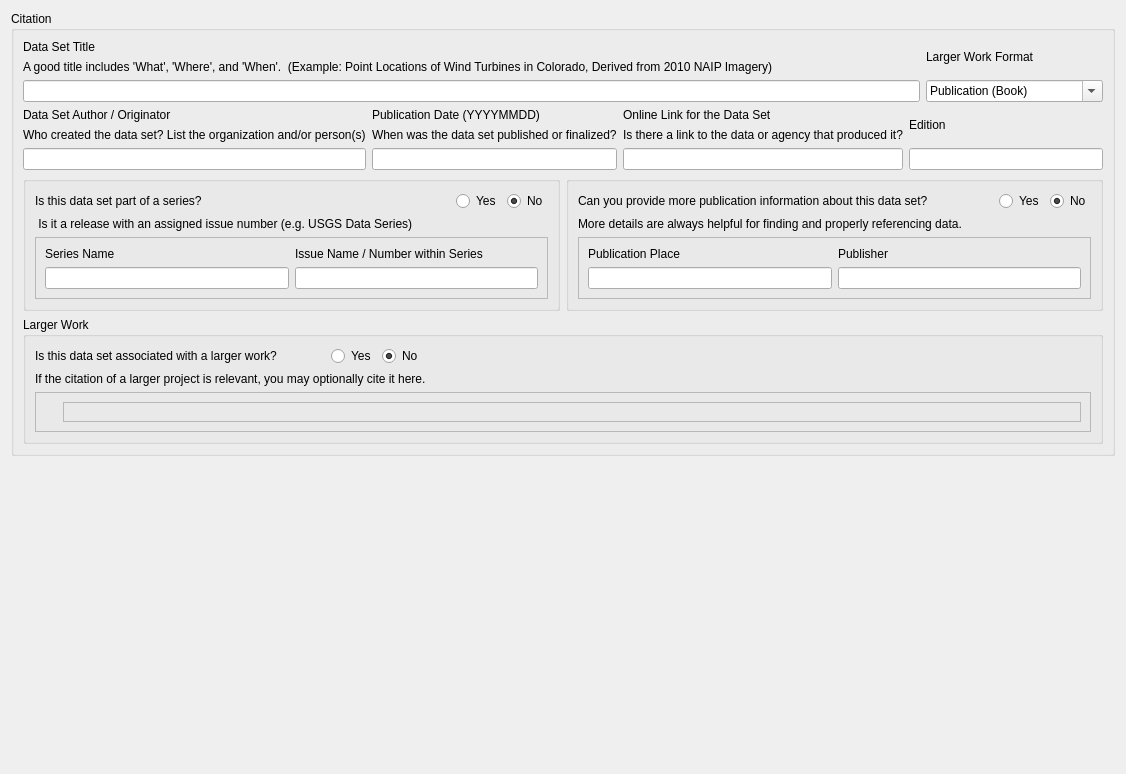
Before: the Qt Designer form pymdwizard/gui/ui_files/Citation.ui in DOI-USGS/fort-pymdwizard, drawn with Qt 5.
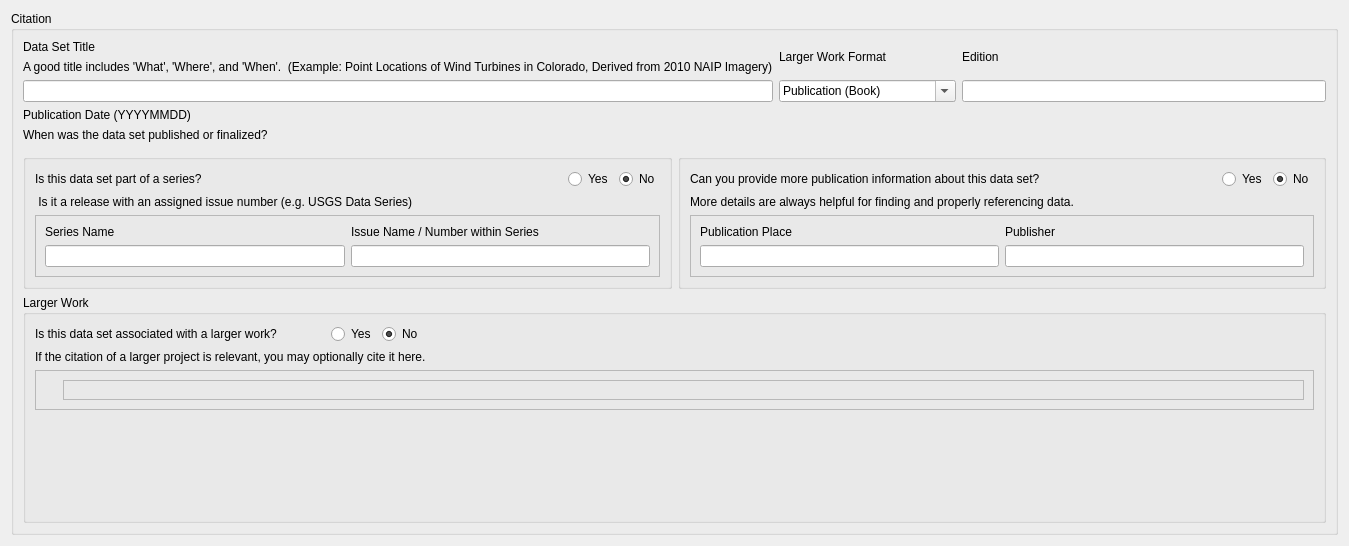
After: the same form once the commit is applied.

Commit message: citation and multi instance widgets added, for origin onlinks etc.

The edit to the form file:
```diff
--- a/pymdwizard/gui/ui_files/Citation.ui
+++ b/pymdwizard/gui/ui_files/Citation.ui
@@ -6,8 +6,8 @@
    <rect>
     <x>0</x>
     <y>0</y>
-    <width>1126</width>
-    <height>774</height>
+    <width>1349</width>
+    <height>546</height>
    </rect>
   </property>
   <property name="sizePolicy">
@@ -19,8 +19,8 @@
   <property name="windowTitle">
    <string>Form</string>
   </property>
-  <layout class="QFormLayout" name="formLayout_2">
-   <item row="0" column="0" colspan="2">
+  <layout class="QVBoxLayout" name="verticalLayout_11">
+   <item>
     <widget class="QGroupBox" name="fgdc_citeinfo">
      <property name="minimumSize">
       <size>
@@ -33,7 +33,13 @@
      </property>
      <layout class="QVBoxLayout" name="verticalLayout_5">
       <item>
-       <layout class="QVBoxLayout" name="verticalLayout_4">
+       <layout class="QVBoxLayout" name="verticalLayout_9">
+        <item>
+         <layout class="QVBoxLayout" name="verticalLayout_8">
+          <item>
+           <layout class="QVBoxLayout" name="verticalLayout_7">
+            <item>
+             <layout class="QHBoxLayout" name="horizontalLayout_2">
         <item>
          <layout class="QHBoxLayout" name="horizontalLayout">
           <item>
@@ -124,29 +130,28 @@
          </layout>
         </item>
         <item>
-         <layout class="QHBoxLayout" name="horizontalLayout_2">
+               <layout class="QVBoxLayout" name="verticalLayout_3">
           <item>
-           <layout class="QHBoxLayout" name="horizontalLayout_5">
-            <item>
-             <layout class="QVBoxLayout" name="verticalLayout_18">
-              <item>
-               <widget class="QLabel" name="label_35">
+                 <widget class="QLabel" name="label_23">
                 <property name="text">
-                 <string>Data Set Author / Originator</string>
+                   <string>Edition</string>
                 </property>
                </widget>
               </item>
               <item>
-               <widget class="QLabel" name="label_36">
-                <property name="text">
-                 <string>Who created the data set? List the organization and/or person(s)</string>
-                </property>
-               </widget>
-              </item>
-              <item>
-               <widget class="QLineEdit" name="fgdc_origin"/>
+                 <widget class="QLineEdit" name="fgdc_edition"/>
+                </item>
+               </layout>
               </item>
              </layout>
+            </item>
+            <item>
+             <layout class="QHBoxLayout" name="horizontalLayout_7" stretch="0,0,0">
+              <property name="sizeConstraint">
+               <enum>QLayout::SetMaximumSize</enum>
+              </property>
+              <item>
+               <layout class="QVBoxLayout" name="fg_dc_origin"/>
             </item>
             <item>
              <layout class="QVBoxLayout" name="verticalLayout_19">
@@ -165,44 +170,12 @@
                </widget>
               </item>
               <item>
-               <widget class="QLineEdit" name="fgdc_pubdate"/>
+                 <widget class="QWidget" name="fgdc_pubdate" native="true"/>
               </item>
              </layout>
             </item>
             <item>
-             <layout class="QVBoxLayout" name="verticalLayout_20">
-              <item>
-               <widget class="QLabel" name="label_39">
-                <property name="text">
-                 <string>Online Link for the Data Set</string>
-                </property>
-               </widget>
-              </item>
-              <item>
-               <widget class="QLabel" name="label_40">
-                <property name="text">
-                 <string>Is there a link to the data or agency that produced it?</string>
-                </property>
-               </widget>
-              </item>
-              <item>
-               <widget class="QLineEdit" name="fgdc_onlink"/>
-              </item>
-             </layout>
-            </item>
-           </layout>
-          </item>
-          <item>
-           <layout class="QVBoxLayout" name="verticalLayout_3">
-            <item>
-             <widget class="QLabel" name="label_23">
-              <property name="text">
-               <string>Edition</string>
-              </property>
-             </widget>
-            </item>
-            <item>
-             <widget class="QLineEdit" name="fgdc_edition"/>
+               <layout class="QVBoxLayout" name="fg_dc_onlink"/>
             </item>
            </layout>
           </item>
@@ -528,6 +501,13 @@
        </widget>
       </item>
      </layout>
+      </item>
+     </layout>
+     <zorder>fgdc_lworkcit</zorder>
+     <zorder>add_og</zorder>
+     <zorder>label_37</zorder>
+     <zorder>remove_og</zorder>
+     <zorder>horizontalSpacer_2</zorder>
     </widget>
    </item>
   </layout>
```
Left out of the diff: 2 changed lines with no effect on the pictures. Lines whose indentation alone changed are shown as unchanged. The commit also changes 5 other files.
